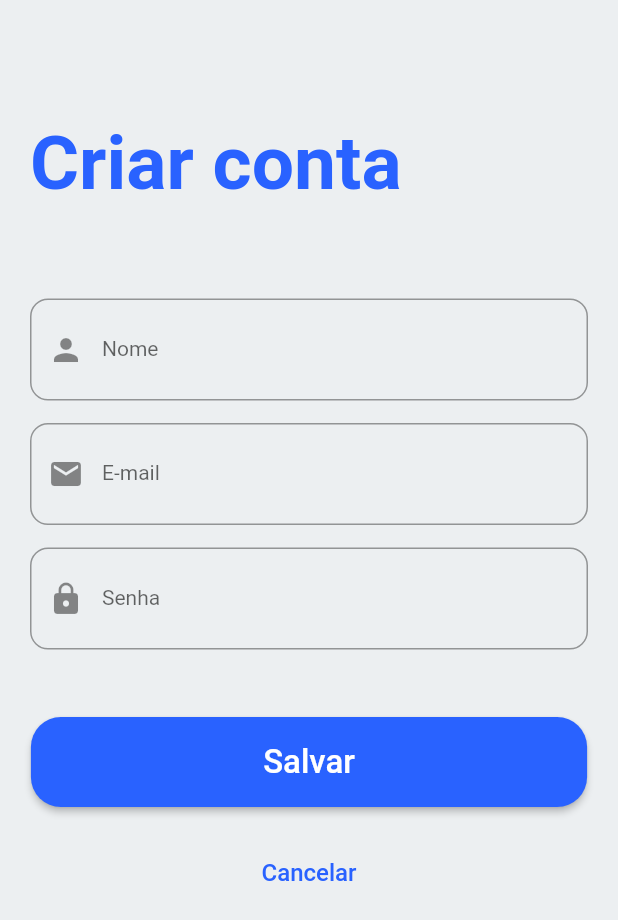
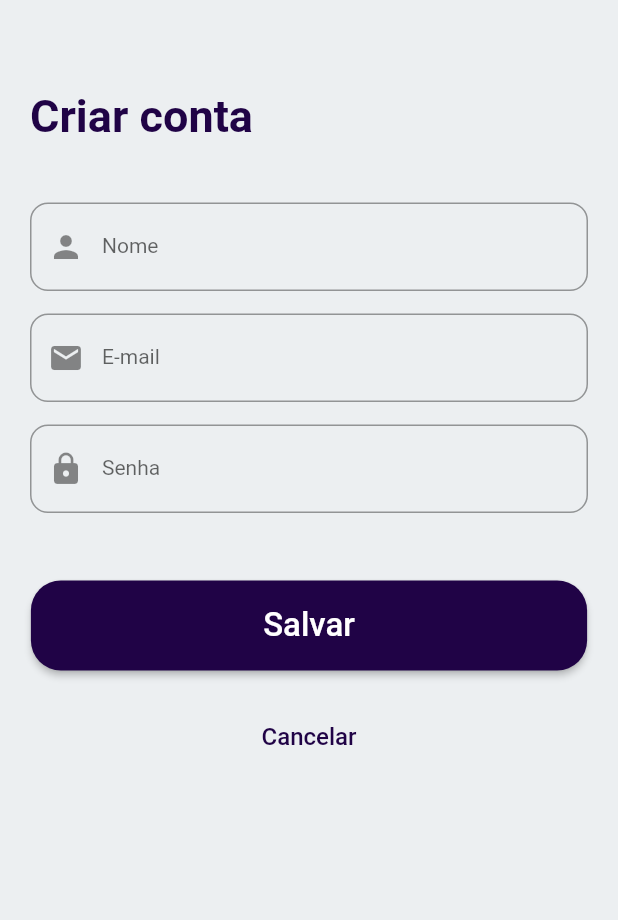
Before and after one commit to DevHSTerra/BibliotecaPessoal, a Flutter app: the CreateAccountPage screen opened by its route, on a phone screen of 412 x 824 dp. Shown: the top 920 px of the screen. Run offline on Flutter 3.47's test engine with Material 2 defaults, Android fonts, the phone set to English and light mode, and no system bars; our stand-ins replace cloud_firestore, firebase_auth, firebase_core, google_fonts; accounts and stored records are empty.

```diff
--- a/flutter_application_app/lib/pages/create_account.dart
+++ b/flutter_application_app/lib/pages/create_account.dart
@@ -28,7 +28,7 @@ class _CreateAccountPageState extends State<CreateAccountPage> {
           child: Column(
             children: [
               Container(
-                padding: EdgeInsets.fromLTRB(0, 60, 0, 60),
+                padding: EdgeInsets.fromLTRB(0, 40, 0, 40),
                 child: Row(
                   crossAxisAlignment: CrossAxisAlignment.end,
                   children: [
@@ -36,8 +36,8 @@ class _CreateAccountPageState extends State<CreateAccountPage> {
                       child: Text(
                         'Criar conta',
                         style: GoogleFonts.roboto(
-                          fontSize: 50,
-                          color: Colors.blueAccent.shade700,
+                          fontSize: 30,
+                          color: Color.fromARGB(255, 32, 3, 70),
                           fontWeight: FontWeight.bold,
                         ),
                       ),
@@ -45,9 +45,9 @@ class _CreateAccountPageState extends State<CreateAccountPage> {
                   ],
                 ),
               ),
-              fieldText('Nome', Icons.person, txtName),
+              fieldText('Nome'  , Icons.person, txtName),
               fieldText('E-mail', Icons.email, txtEmail),
-              fieldText('Senha', Icons.lock, txtPassword, password: true),
+              fieldText('Senha' , Icons.lock, txtPassword, password: true),
               SizedBox(
                 height: 30,
               ),
@@ -57,7 +57,7 @@ class _CreateAccountPageState extends State<CreateAccountPage> {
                       context, txtName.text, txtEmail.text, txtPassword.text);
                 },
                 style: ElevatedButton.styleFrom(
-                  backgroundColor: Colors.blueAccent.shade700,
+                  backgroundColor: Color.fromARGB(255, 32, 3, 70),
                   minimumSize:
                       Size(MediaQuery.of(context).size.width * 0.9, 60),
                   shape: RoundedRectangleBorder(
@@ -80,7 +80,7 @@ class _CreateAccountPageState extends State<CreateAccountPage> {
                       "Cancelar",
                       style: GoogleFonts.roboto(
                         fontSize: 16,
-                        color: Colors.blueAccent.shade700,
+                        color: Color.fromARGB(255, 32, 3, 70),
                       ),
                     ),
                     onPressed: () => {Navigator.pop(context)},
--- a/flutter_application_app/lib/pages/support.dart
+++ b/flutter_application_app/lib/pages/support.dart
@@ -7,7 +7,7 @@ fieldText(label, icon, variable, {password}) {
     child: TextField(
       controller: variable,
       obscureText: (password != null) ? true : false,
-      style: GoogleFonts.roboto(fontSize: 24),
+      style: GoogleFonts.roboto(fontSize: 16),
       decoration: InputDecoration(
         labelText: label,
         prefixIcon: Icon(icon),
```
Also changed, not shown: flutter_application_app/lib/controller/controller_Login.dart (+5 -5 lines), flutter_application_app/lib/pages/login_page.dart (+22 -22 lines).
